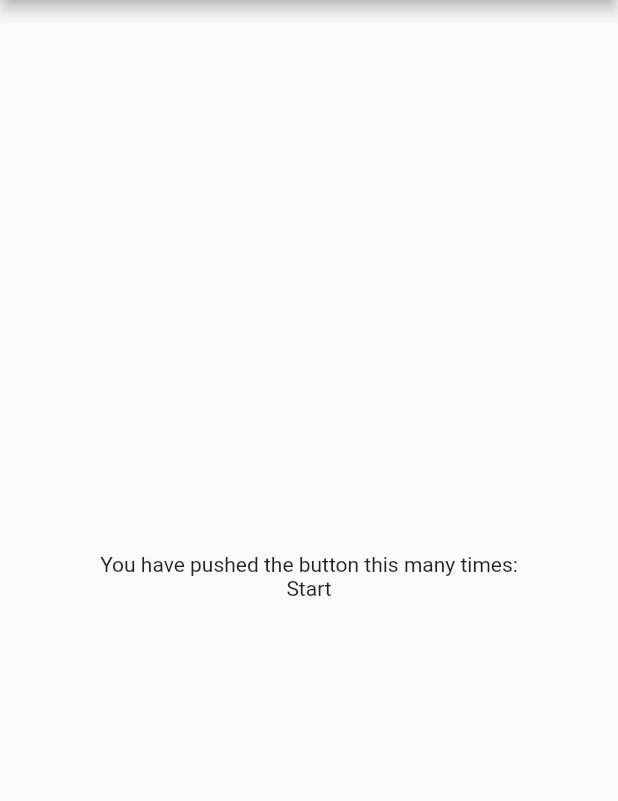
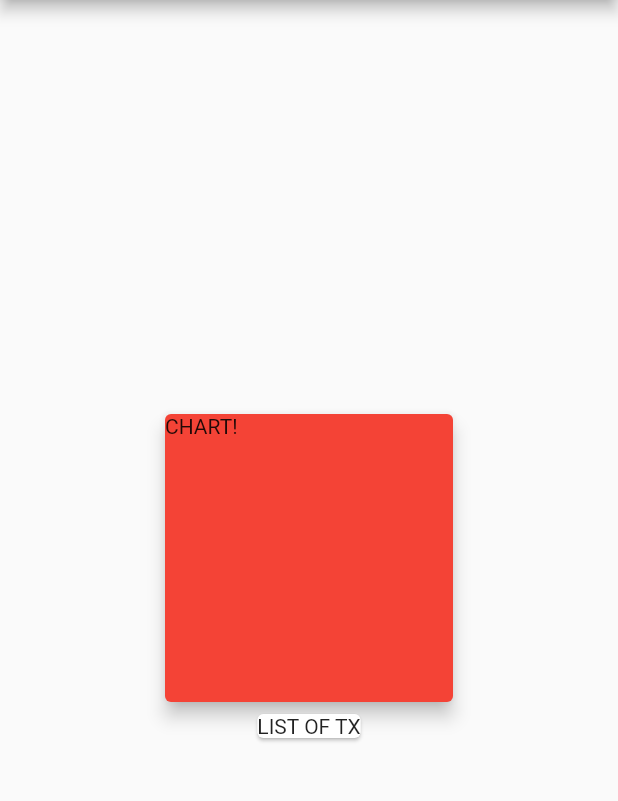
Before and after one commit to emmanuelorobinson/expense-planner, a Flutter app: the screen it shows after launch, on a phone screen of 412 x 824 dp, the part 84-885 px from its top. Run offline on Flutter 3.47's test engine with Material 2 defaults, Android fonts, the phone set to English and light mode, and no system bars.

Commit message:
containter wrapping

```diff
--- a/lib/main.dart
+++ b/lib/main.dart
@@ -33,11 +33,19 @@ class MyHomePage extends StatelessWidget {
         body: Center(
           child: Column(
             mainAxisAlignment: MainAxisAlignment.center,
-            children: const <Widget>[
-              Text(
-                'You have pushed the button this many times:',
+            children: <Widget>[
+              Container(
+                width: 200,
+                height: 200,
+                child: Card(
+                  color: Colors.red,
+                  elevation: 5,
+                  child: const Text('CHART!'),
+                ),
               ),
-              Text('Start'),
+              const Card(
+                child: Text('LIST OF TX'),
+              ),
             ],
           ),
         ));
```
